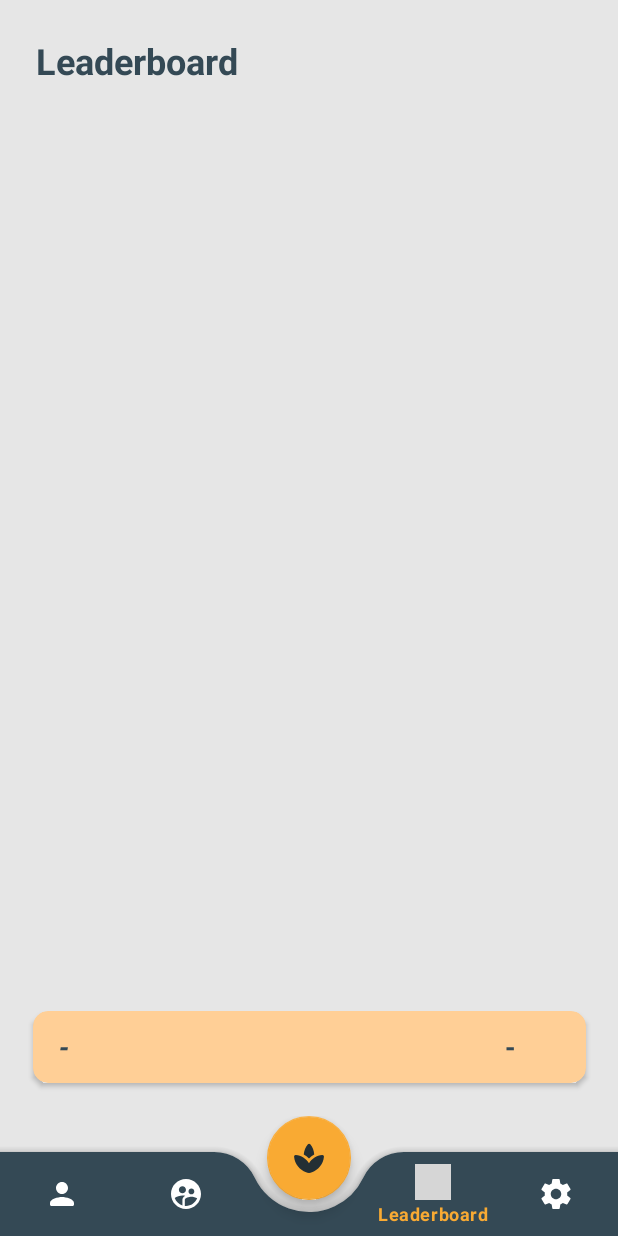
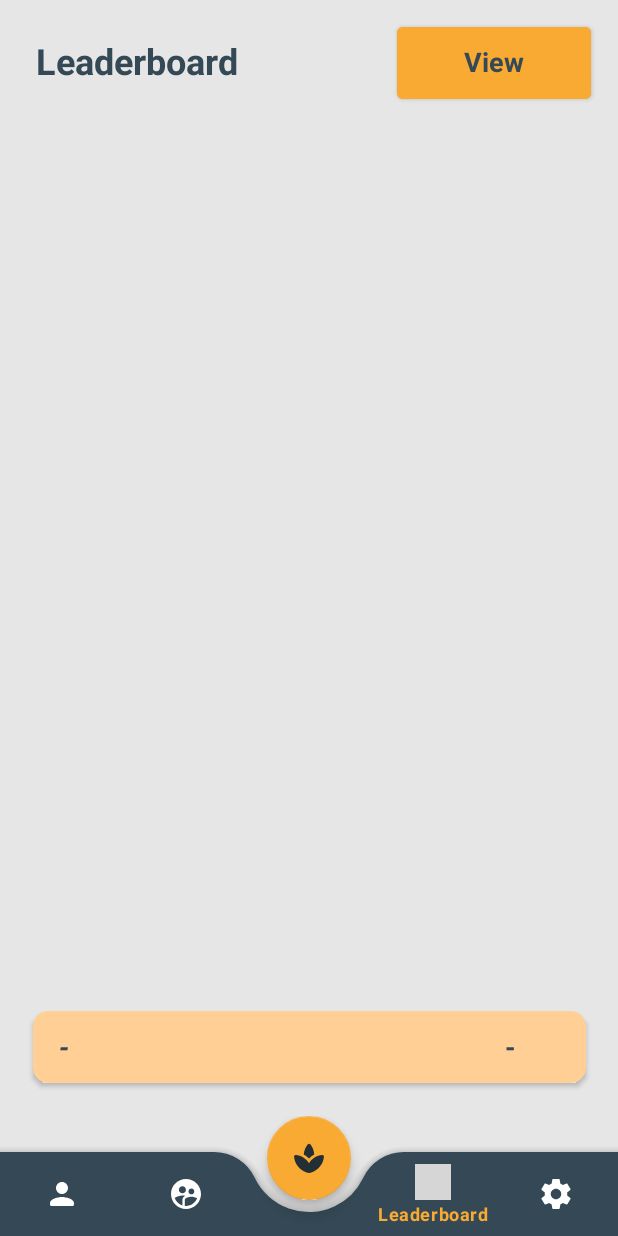
Before and after one commit to LexuLexu/Kanji_Quiz, an Android app: the LeaderboardActivity screen opened directly, with no data from a screen before it, on a phone screen of 412 x 824 dp. Run offline under Robolectric (Android 15) with nearby library versions, the phone set to English and light mode, and no system bars; our stand-ins replace Firebase (no records; nobody signed in at launch, a user with empty details on screens opened directly); grey boxes are pictures that could not be loaded.

Commit message:
Fixed leaderboard view button disappearing bug

```diff
--- a/app/src/main/java/com/example/quiztest1/LeaderboardActivity.java
+++ b/app/src/main/java/com/example/quiztest1/LeaderboardActivity.java
@@ -95,6 +95,7 @@ public class LeaderboardActivity extends AppCompatActivity {
         create_leaderboards();
 
         Button coverButton = findViewById(R.id.leaderButton);
+        coverButton.setVisibility(View.VISIBLE);
         coverButton.setOnClickListener(new View.OnClickListener() {
             @Override
             public void onClick(View v) {
@@ -203,7 +204,6 @@ public class LeaderboardActivity extends AppCompatActivity {
             return false;
             }
         });
-
     }
 
     public void go_to_questions (View view) {
--- a/app/src/main/res/layout/activity_leaderboard.xml
+++ b/app/src/main/res/layout/activity_leaderboard.xml
@@ -45,26 +45,6 @@
 
     </com.google.android.material.chip.ChipGroup>
 
-    <Button
-        android:id="@+id/leaderButton"
-        android:layout_width="209dp"
-        android:layout_height="60dp"
-        android:backgroundTint="@color/colorAccent"
-        android:elevation="2dp"
-        android:includeFontPadding="false"
-        android:padding="12dp"
-        android:text="View Leaderboard"
-        android:textAppearance="@style/TextAppearance.AppCompat.Medium"
-        android:textColor="@color/colorPrimary"
-        android:textSize="18sp"
-        android:textStyle="bold"
-        android:translationZ="5dp"
-        app:iconPadding="8dp"
-        app:layout_constraintBottom_toBottomOf="@+id/leaderboardCard"
-        app:layout_constraintEnd_toEndOf="@+id/leaderboardCard"
-        app:layout_constraintStart_toStartOf="@+id/leaderboardCard"
-        app:layout_constraintTop_toTopOf="@+id/leaderboardCard" />
-
     <TextView
         android:id="@+id/leaderboardText"
         android:layout_width="wrap_content"
@@ -84,14 +64,33 @@
         android:layout_height="0dp"
         android:background="@color/background"
         android:backgroundTint="@color/background"
-        android:elevation="4dp"
         android:outlineProvider="none"
-        android:translationZ="2dp"
+        android:translationZ="6dp"
         app:layout_constraintBottom_toTopOf="@+id/userLeaderCard"
         app:layout_constraintEnd_toEndOf="parent"
         app:layout_constraintHorizontal_bias="0.5"
         app:layout_constraintStart_toStartOf="parent"
         app:layout_constraintTop_toTopOf="@+id/chipGroup" />
+
+    <Button
+        android:id="@+id/leaderButton"
+        android:layout_width="129dp"
+        android:layout_height="60dp"
+        android:layout_marginTop="12dp"
+        android:layout_marginEnd="18dp"
+        android:backgroundTint="@color/colorAccent"
+        android:includeFontPadding="false"
+        android:padding="12dp"
+        android:text="View"
+        android:textAppearance="@style/TextAppearance.AppCompat.Medium"
+        android:textColor="@color/colorPrimary"
+        android:textSize="18sp"
+        android:textStyle="bold"
+        android:translationZ="8dp"
+        android:visibility="visible"
+        app:iconPadding="8dp"
+        app:layout_constraintEnd_toEndOf="parent"
+        app:layout_constraintTop_toTopOf="parent" />
 
     <androidx.cardview.widget.CardView
         android:id="@+id/leaderboardCard"
```
